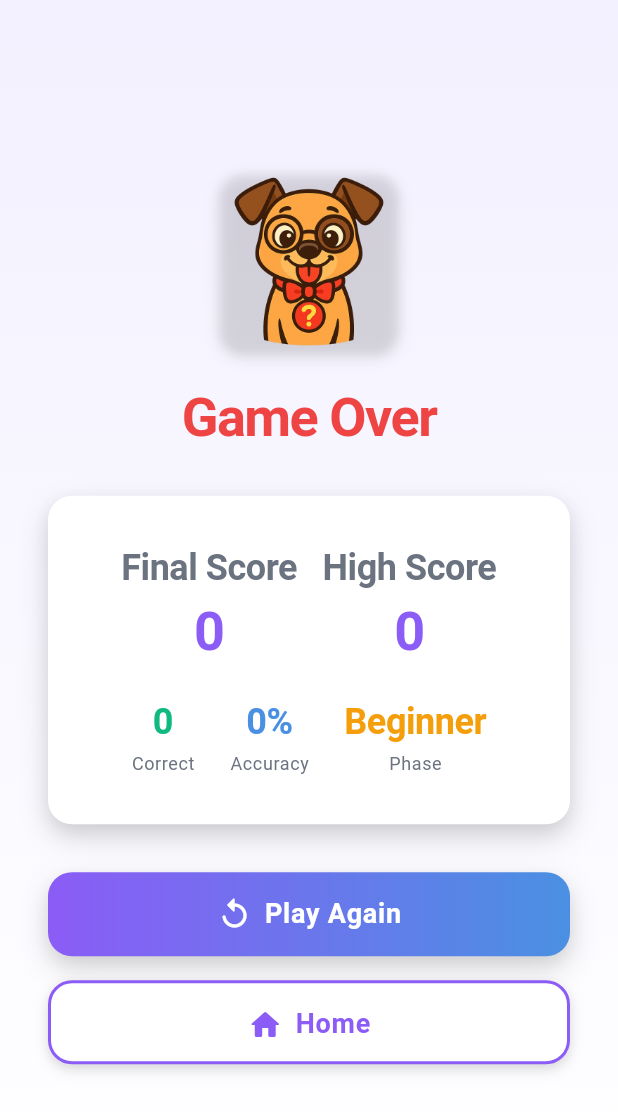
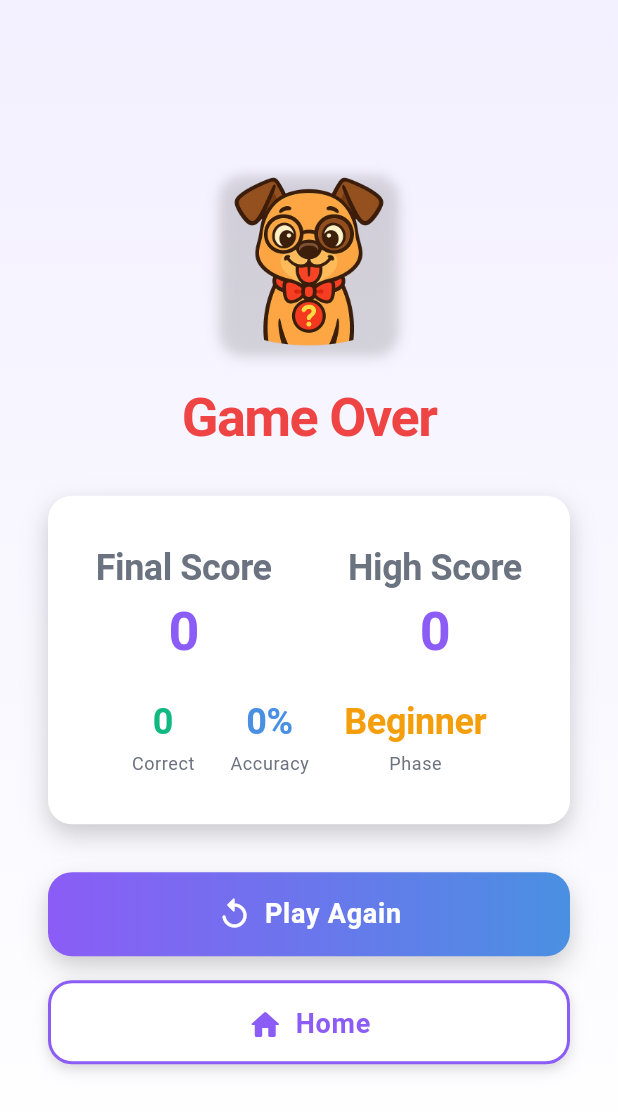
Before and after one commit to BigSlikTobi/Dogdog, a Flutter app: the _GameOverScreen screen opened directly with empty values, on a phone screen of 412 x 824 dp. Shown: the top 1112 px of the screen. Run offline on Flutter 3.47's test engine with Material 3 defaults, Android fonts, the phone set to English and light mode, and no system bars; our stand-ins replace audioplayers, cached_network_image, shared_preferences; accounts and stored records are empty; Roboto replaces fonts that are missing (System).

Commit message:
Fix: Improve power-up button logic and adjust layout in game over screen

```diff
--- a/dogdog_trivia_game/lib/screens/dog_breeds_adventure_screen.dart
+++ b/dogdog_trivia_game/lib/screens/dog_breeds_adventure_screen.dart
@@ -118,7 +118,8 @@ class _DogBreedsAdventureScreenState extends State<DogBreedsAdventureScreen>
 
   Widget _buildHeaderPowerUpButton(PowerUpType powerUpType) {
     final count = _controller.powerUpInventory[powerUpType] ?? 0;
-    final canUse = _controller.isGameActive &&
+    final canUse =
+        _controller.isGameActive &&
         _controller.feedbackState == AnswerFeedback.none &&
         count > 0;
 
@@ -420,11 +421,11 @@ class _DogBreedsAdventureScreenState extends State<DogBreedsAdventureScreen>
                     duration: const Duration(milliseconds: 300),
                     transitionBuilder:
                         (Widget child, Animation<double> animation) {
-                      return FadeTransition(
-                        opacity: animation,
-                        child: child,
-                      );
-                    },
+                          return FadeTransition(
+                            opacity: animation,
+                            child: child,
+                          );
+                        },
                     child: DualImageSelection(
                       key: ValueKey(_controller.currentChallenge),
                       imageUrl1: challenge.correctImageIndex == 0
@@ -434,7 +435,8 @@ class _DogBreedsAdventureScreenState extends State<DogBreedsAdventureScreen>
                           ? challenge.correctImageUrl
                           : challenge.incorrectImageUrl,
                       onImageSelected: _handleImageSelection,
-                      isEnabled: _controller.feedbackState == AnswerFeedback.none,
+                      isEnabled:
+                          _controller.feedbackState == AnswerFeedback.none,
                       selectedIndex: _controller.feedbackIndex,
                       isCorrect:
                           _controller.feedbackState == AnswerFeedback.correct,
@@ -614,7 +616,7 @@ class _GameOverScreen extends StatelessWidget {
                     children: [
                       // High score and final score row
                       Row(
-                        mainAxisAlignment: MainAxisAlignment.spaceEvenly,
+                        mainAxisAlignment: MainAxisAlignment.spaceBetween,
                         children: [
                           // Final score
                           Column(
```
